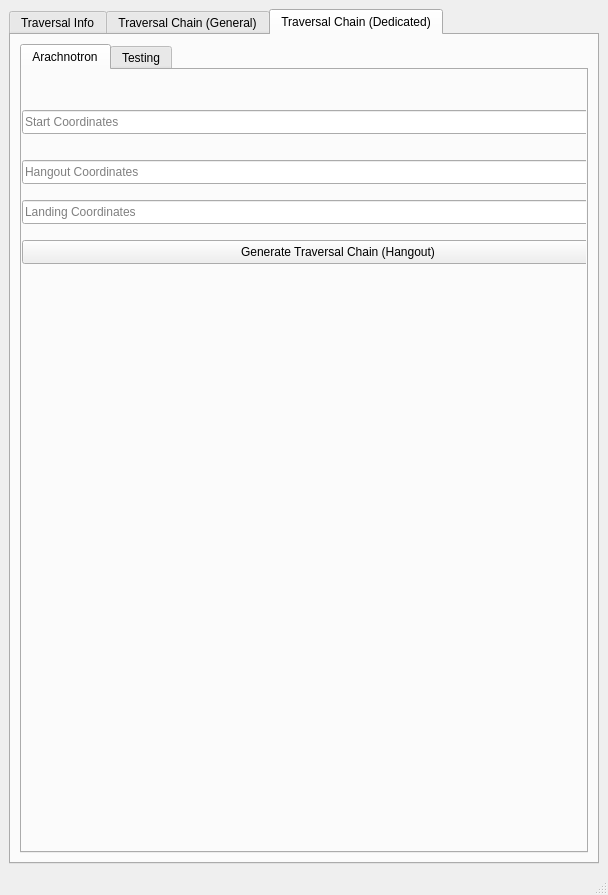
Old version of the form mainwindow.ui in the repository elizabethany/TraversalMaykr-Cpp-GUI.
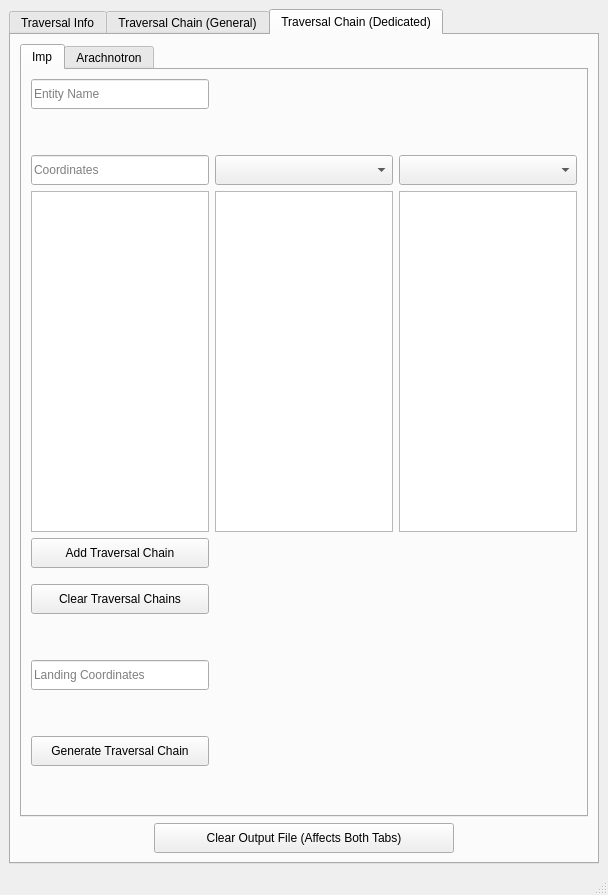
New version of the form. The open tabs and pages were chosen to show the change. Icons and pictures are not drawn.

Commit message: working gui for imp and arachnotron wip traversal chains for imp changed folders to better organize templates

Patch:
```diff
--- a/mainwindow.ui
+++ b/mainwindow.ui
@@ -42,8 +42,8 @@
      <height>0</height>
     </size>
    </property>
-   <layout class="QGridLayout" name="gridLayout_3">
-    <item row="0" column="0">
+   <layout class="QVBoxLayout" name="verticalLayout_6">
+    <item>
      <widget class="QTabWidget" name="tabWidgetTraversalEntityTypes">
       <property name="enabled">
        <bool>true</bool>
@@ -1515,70 +1515,272 @@
             </property>
             <widget class="QWidget" name="tab_3">
              <attribute name="title">
-              <string>Arachnotron</string>
+              <string>Imp</string>
              </attribute>
-             <widget class="QLineEdit" name="lineEdit_inputStartCoordsHang">
-              <property name="geometry">
-               <rect>
-                <x>0</x>
-                <y>40</y>
-                <width>632</width>
-                <height>24</height>
-               </rect>
-              </property>
-              <property name="text">
-               <string/>
-              </property>
-              <property name="placeholderText">
-               <string>Start Coordinates</string>
-              </property>
-             </widget>
-             <widget class="QLineEdit" name="lineEdit_inputHangCoordsHang">
-              <property name="geometry">
-               <rect>
-                <x>0</x>
-                <y>90</y>
-                <width>632</width>
-                <height>24</height>
-               </rect>
-              </property>
-              <property name="echoMode">
-               <enum>QLineEdit::Normal</enum>
-              </property>
-              <property name="placeholderText">
-               <string>Hangout Coordinates</string>
-              </property>
-             </widget>
-             <widget class="QLineEdit" name="lineEdit_inputLandCoordsHangArac">
-              <property name="geometry">
-               <rect>
-                <x>0</x>
-                <y>130</y>
-                <width>632</width>
-                <height>24</height>
-               </rect>
-              </property>
-              <property name="placeholderText">
-               <string>Landing Coordinates</string>
-              </property>
-             </widget>
-             <widget class="QPushButton" name="pushButton_generateHangout">
-              <property name="geometry">
-               <rect>
-                <x>0</x>
-                <y>170</y>
-                <width>632</width>
-                <height>24</height>
-               </rect>
-              </property>
-              <property name="text">
-               <string>Generate Traversal Chain (Hangout)</string>
-              </property>
-             </widget>
+             <layout class="QVBoxLayout" name="verticalLayout_7" stretch="0,0">
+              <item>
+               <layout class="QGridLayout" name="gridLayout_11">
+                <property name="sizeConstraint">
+                 <enum>QLayout::SetMaximumSize</enum>
+                </property>
+                <item row="7" column="0" colspan="3">
+                 <spacer name="verticalSpacer_22">
+                  <property name="orientation">
+                   <enum>Qt::Vertical</enum>
+                  </property>
+                  <property name="sizeType">
+                   <enum>QSizePolicy::Maximum</enum>
+                  </property>
+                  <property name="sizeHint" stdset="0">
+                   <size>
+                    <width>20</width>
+                    <height>40</height>
+                   </size>
+                  </property>
+                 </spacer>
+                </item>
+                <item row="2" column="2">
+                 <widget class="QComboBox" name="comboBox_idleAnimsImp">
+                  <property name="sizePolicy">
+                   <sizepolicy hsizetype="Preferred" vsizetype="Preferred">
+                    <horstretch>0</horstretch>
+                    <verstretch>0</verstretch>
+                   </sizepolicy>
+                  </property>
+                  <property name="minimumSize">
+                   <size>
+                    <width>0</width>
+                    <height>30</height>
+                   </size>
+                  </property>
+                 </widget>
+                </item>
+                <item row="9" column="0" colspan="3">
+                 <spacer name="verticalSpacer_23">
+                  <property name="orientation">
+                   <enum>Qt::Vertical</enum>
+                  </property>
+                  <property name="sizeType">
+                   <enum>QSizePolicy::Preferred</enum>
+                  </property>
+                  <property name="sizeHint" stdset="0">
+                   <size>
+                    <width>20</width>
+                    <height>40</height>
+                   </size>
+                  </property>
+                 </spacer>
+                </item>
+                <item row="2" column="1">
+                 <widget class="QComboBox" name="comboBox_linkAnimsImp">
+                  <property name="sizePolicy">
+                   <sizepolicy hsizetype="Preferred" vsizetype="Preferred">
+                    <horstretch>0</horstretch>
+                    <verstretch>0</verstretch>
+                   </sizepolicy>
+                  </property>
+                  <property name="minimumSize">
+                   <size>
+                    <width>0</width>
+                    <height>30</height>
+                   </size>
+                  </property>
+                  <property name="maxVisibleItems">
+                   <number>20</number>
+                  </property>
+                 </widget>
+                </item>
+                <item row="3" column="0">
+                 <widget class="QListWidget" name="listWidget_hangCoordsImp">
+                  <property name="sizePolicy">
+                   <sizepolicy hsizetype="Expanding" vsizetype="MinimumExpanding">
+                    <horstretch>0</horstretch>
+                    <verstretch>0</verstretch>
+                   </sizepolicy>
+                  </property>
+                  <property name="minimumSize">
+                   <size>
+                    <width>0</width>
+                    <height>100</height>
+                   </size>
+                  </property>
+                 </widget>
+                </item>
+                <item row="10" column="0">
+                 <widget class="QPushButton" name="pushButtonToMakeHangImp">
+                  <property name="sizePolicy">
+                   <sizepolicy hsizetype="Minimum" vsizetype="Preferred">
+                    <horstretch>0</horstretch>
+                    <verstretch>0</verstretch>
+                   </sizepolicy>
+                  </property>
+                  <property name="minimumSize">
+                   <size>
+                    <width>0</width>
+                    <height>30</height>
+                   </size>
+                  </property>
+                  <property name="text">
+                   <string>Generate Traversal Chain</string>
+                  </property>
+                 </widget>
+                </item>
+                <item row="6" column="0">
+                 <widget class="QPushButton" name="pushButton_clearHangImp">
+                  <property name="sizePolicy">
+                   <sizepolicy hsizetype="Minimum" vsizetype="Preferred">
+                    <horstretch>0</horstretch>
+                    <verstretch>0</verstretch>
+                   </sizepolicy>
+                  </property>
+                  <property name="minimumSize">
+                   <size>
+                    <width>0</width>
+                    <height>30</height>
+                   </size>
+                  </property>
+                  <property name="text">
+                   <string>Clear Traversal Chains</string>
+                  </property>
+                 </widget>
+                </item>
+                <item row="2" column="0">
+                 <widget class="QLineEdit" name="inputCoordsHangImp">
+                  <property name="sizePolicy">
+                   <sizepolicy hsizetype="Expanding" vsizetype="Preferred">
+                    <horstretch>0</horstretch>
+                    <verstretch>0</verstretch>
+                   </sizepolicy>
+                  </property>
+                  <property name="minimumSize">
+                   <size>
+                    <width>0</width>
+                    <height>30</height>
+                   </size>
+                  </property>
+                  <property name="placeholderText">
+                   <string>Coordinates</string>
+                  </property>
+                 </widget>
+                </item>
+                <item row="4" column="0">
+                 <widget class="QPushButton" name="pushButton_addChain_Imp">
+                  <property name="sizePolicy">
+                   <sizepolicy hsizetype="Minimum" vsizetype="Preferred">
+                    <horstretch>0</horstretch>
+                    <verstretch>0</verstretch>
+                   </sizepolicy>
+                  </property>
+                  <property name="minimumSize">
+                   <size>
+                    <width>0</width>
+                    <height>30</height>
+                   </size>
+                  </property>
+                  <property name="text">
+                   <string>Add Traversal Chain</string>
+                  </property>
+                 </widget>
+                </item>
+                <item row="3" column="1">
+                 <widget class="QListWidget" name="listWidget_hangLinkImp"/>
+                </item>
+                <item row="8" column="0">
+                 <widget class="QLineEdit" name="inputCoordsLandImp">
+                  <property name="sizePolicy">
+                   <sizepolicy hsizetype="Expanding" vsizetype="Preferred">
+                    <horstretch>0</horstretch>
+                    <verstretch>0</verstretch>
+                   </sizepolicy>
+                  </property>
+                  <property name="minimumSize">
+                   <size>
+                    <width>0</width>
+                    <height>30</height>
+                   </size>
+                  </property>
+                  <property name="placeholderText">
+                   <string>Landing Coordinates</string>
+                  </property>
+                 </widget>
+                </item>
+                <item row="0" column="0">
+                 <widget class="QLineEdit" name="inputEntityNameHangImp">
+                  <property name="sizePolicy">
+                   <sizepolicy hsizetype="Expanding" vsizetype="Preferred">
+                    <horstretch>0</horstretch>
+                    <verstretch>0</verstretch>
+                   </sizepolicy>
+                  </property>
+                  <property name="minimumSize">
+                   <size>
+                    <width>0</width>
+                    <height>30</height>
+                   </size>
+                  </property>
+                  <property name="placeholderText">
+                   <string>Entity Name</string>
+                  </property>
+                 </widget>
+                </item>
+                <item row="3" column="2">
+                 <widget class="QListWidget" name="listWidget_hangIdleImp"/>
+                </item>
+                <item row="1" column="1">
+                 <spacer name="verticalSpacer_24">
+                  <property name="orientation">
+                   <enum>Qt::Vertical</enum>
+                  </property>
+                  <property name="sizeType">
+                   <enum>QSizePolicy::Maximum</enum>
+                  </property>
+                  <property name="sizeHint" stdset="0">
+                   <size>
+                    <width>20</width>
+                    <height>40</height>
+                   </size>
+                  </property>
+                 </spacer>
+                </item>
+                <item row="5" column="0">
+                 <spacer name="verticalSpacer_25">
+                  <property name="orientation">
+                   <enum>Qt::Vertical</enum>
+                  </property>
+                  <property name="sizeType">
+                   <enum>QSizePolicy::Maximum</enum>
+                  </property>
+                  <property name="sizeHint" stdset="0">
+                   <size>
+                    <width>20</width>
+                    <height>10</height>
+                   </size>
+                  </property>
+                 </spacer>
+                </item>
+               </layout>
+              </item>
+              <item>
+               <spacer name="verticalSpacer_26">
+                <property name="orientation">
+                 <enum>Qt::Vertical</enum>
+                </property>
+                <property name="sizeType">
+                 <enum>QSizePolicy::Preferred</enum>
+                </property>
+                <property name="sizeHint" stdset="0">
+                 <size>
+                  <width>20</width>
+                  <height>40</height>
+                 </size>
+                </property>
+               </spacer>
+              </item>
+             </layout>
             </widget>
             <widget class="QWidget" name="tab_4">
              <attribute name="title">
-              <string>Testing</string>
+              <string>Arachnotron</string>
              </attribute>
              <layout class="QVBoxLayout" name="verticalLayout_4">
               <item>
@@ -1700,6 +1902,25 @@
           </item>
          </layout>
         </item>
+        <item alignment="Qt::AlignHCenter">
+         <widget class="QPushButton" name="pushButtonClearOutputHang">
+          <property name="sizePolicy">
+           <sizepolicy hsizetype="Preferred" vsizetype="Preferred">
+            <horstretch>0</horstretch>
+            <verstretch>0</verstretch>
+           </sizepolicy>
+          </property>
+          <property name="minimumSize">
+           <size>
+            <width>300</width>
+            <height>30</height>
+           </size>
+          </property>
+          <property name="text">
+           <string>Clear Output File (Affects Both Tabs)</string>
+          </property>
+         </widget>
+        </item>
        </layout>
       </widget>
      </widget>
```
Left out of the diff: 171 changed lines with no effect on the pictures. The commit also changes 12 other files.
